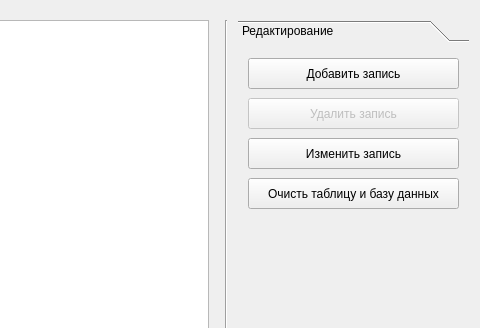
Qt form MyRin/Forms/indexview.ui (relsa228/MyRin) before a commit; both pictures show x 622 to 1102 and y 0 to 328 of the 1102 by 694 pixel window.
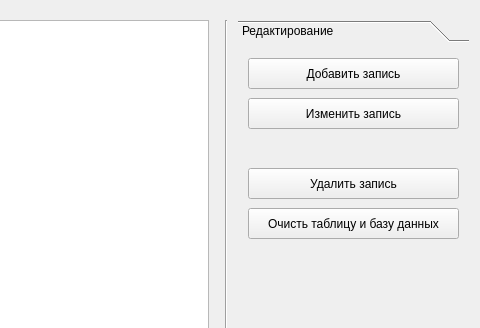
The same form after that commit. Icons and pictures are not drawn.

Patch:
```diff
--- a/MyRin/Forms/indexview.ui
+++ b/MyRin/Forms/indexview.ui
@@ -131,12 +131,12 @@
      </widget>
      <widget class="QPushButton" name="DeletePerson">
       <property name="enabled">
-       <bool>false</bool>
+       <bool>true</bool>
       </property>
       <property name="geometry">
        <rect>
         <x>10</x>
-        <y>50</y>
+        <y>120</y>
         <width>211</width>
         <height>31</height>
        </rect>
@@ -152,7 +152,7 @@
       <property name="geometry">
        <rect>
         <x>10</x>
-        <y>90</y>
+        <y>50</y>
         <width>211</width>
         <height>31</height>
        </rect>
@@ -182,7 +182,7 @@
       <property name="geometry">
        <rect>
         <x>10</x>
-        <y>130</y>
+        <y>160</y>
         <width>211</width>
         <height>31</height>
        </rect>
```
